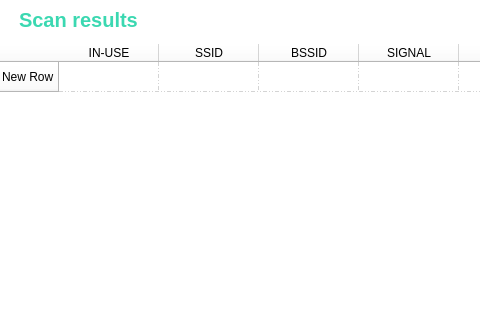
Qt form pages/scan/scan.ui (nguyenduchuy-22NS024/wifi-security-analyzer) before a commit; both pictures show x 0 to 480 and y 0 to 320 of the 1016 by 720 pixel window.
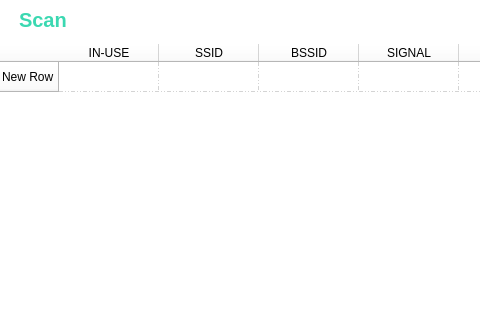
The same form after that commit. Icons and pictures are not drawn.

```diff
--- a/pages/scan/scan.ui
+++ b/pages/scan/scan.ui
@@ -110,7 +110,7 @@
          <item>
           <widget class="QLabel" name="lblPageName">
            <property name="text">
-            <string>Scan results</string>
+            <string>Scan</string>
            </property>
           </widget>
          </item>
```
